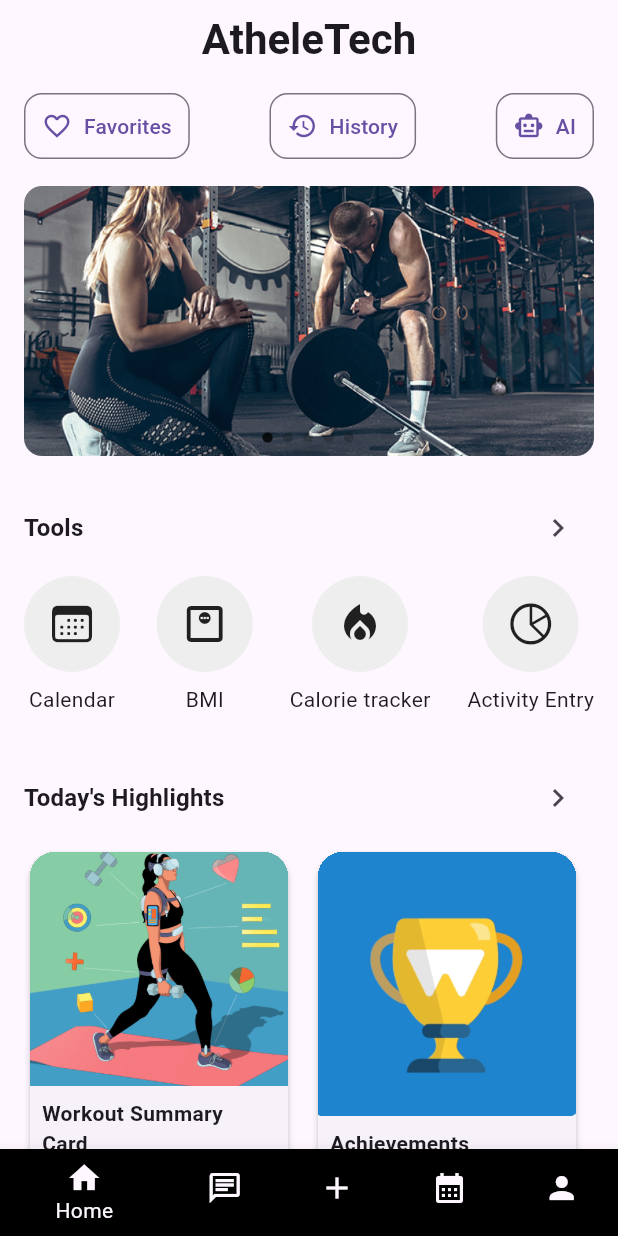
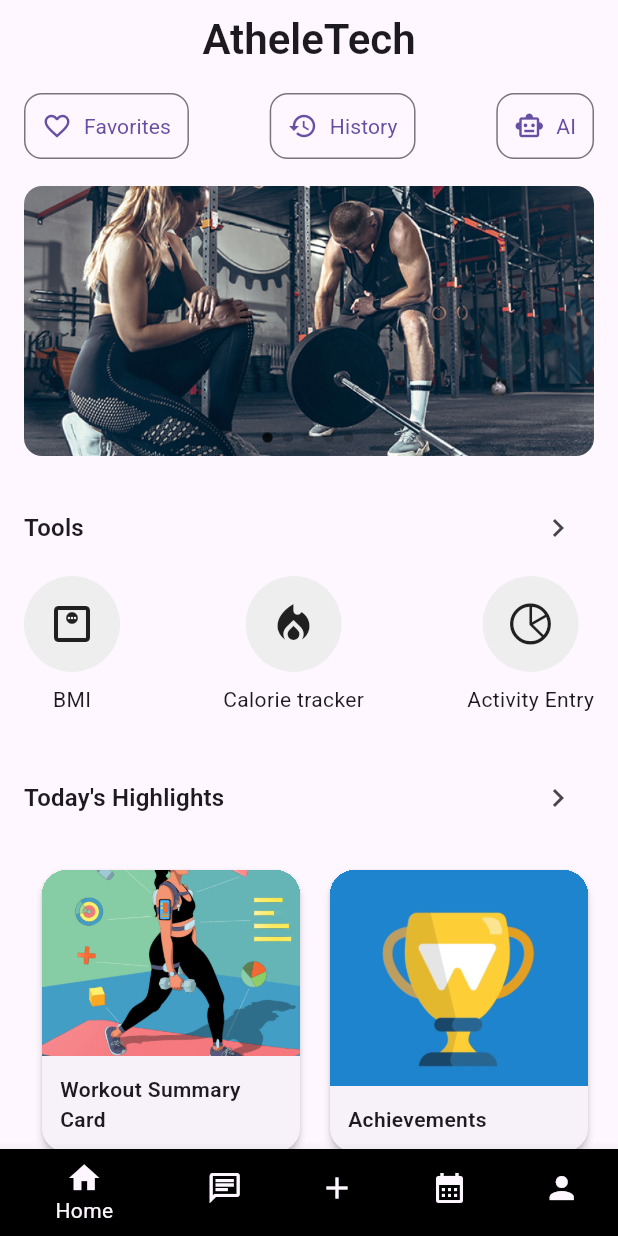
Before and after one commit to abbaskizil/CS310-Project, a Flutter app: the BottomNavigator screen opened by its route, on a phone screen of 412 x 824 dp. Run offline on Flutter 3.47's test engine with Material 3 defaults, Android fonts, the phone set to English and light mode, and no system bars; our stand-ins replace table_calendar; network calls fail.

Commit message:
fixed bugs

```diff
--- a/lib/screens/SplashScreen.dart
+++ b/lib/screens/SplashScreen.dart
@@ -1,6 +1,7 @@
 import 'package:flutter/material.dart';
 import 'dart:async';
 import 'sign_in_page.dart';
+import 'package:athletech/utilities/padding.dart';
 
 
 class AthleTechApp extends StatelessWidget {
@@ -90,7 +91,7 @@ class ModeButton extends StatelessWidget {
   @override
   Widget build(BuildContext context) {
     return Container(
-      padding: const EdgeInsets.symmetric(horizontal: 14, vertical: 8),
+      padding: AppPaddings.horizontal16Vertical8,
       decoration: BoxDecoration(
         color: Colors.blueGrey[800],
         borderRadius: BorderRadius.circular(20),
--- a/lib/screens/bottom_navigator.dart
+++ b/lib/screens/bottom_navigator.dart
@@ -1,5 +1,7 @@
+import 'package:athletech/screens/activity_entry_page.dart';
 import 'package:athletech/screens/calendar_day.dart';
 import 'package:athletech/screens/calendar_page.dart';
+import 'package:athletech/screens/chat_screen.dart';
 import 'package:athletech/screens/home_page.dart';
 import 'package:flutter/material.dart';
 import 'profile_page.dart';
@@ -24,12 +26,10 @@ class _BottomNavigatorState extends State<BottomNavigator> {
 
   final List<Widget> _pages = [
 
-    // TODO:: change placeholders to real screens when added.
     HomePage(),
-    Pagecalendar(),
-    Center(child: Text('Chat Page')),
+    ChatScreen(),
+    ActivityEntryApp(),
     CalendarPage(),
-
     ProfilePage(),
   ];
 
--- a/lib/screens/calendar_page.dart
+++ b/lib/screens/calendar_page.dart
@@ -1,6 +1,6 @@
 import 'package:flutter/material.dart';
 import 'package:table_calendar/table_calendar.dart';
-
+import 'package:athletech/utilities/padding.dart';
 
 class CalendarPage extends StatefulWidget {
   const CalendarPage({super.key});
@@ -36,7 +36,7 @@ class _CalendarPageState extends State<CalendarPage> {
     return Scaffold(
       appBar: AppBar(title: const Text('Calendar')),
       body: Padding(
-        padding: const EdgeInsets.all(16),
+        padding: AppPaddings.all16,
         child: Column(
           crossAxisAlignment: CrossAxisAlignment.start,
           children: [
--- a/lib/screens/calorie_tracker.dart
+++ b/lib/screens/calorie_tracker.dart
@@ -1,3 +1,4 @@
+import 'package:athletech/utilities/padding.dart';
 import 'package:flutter/material.dart';
 
 class CalorieEntry {
@@ -54,7 +55,7 @@ class _CalorieTrackerState extends State<CalorieTracker> {
         centerTitle: true,
       ),
       body: Padding(
-        padding: const EdgeInsets.all(16.0),
+        padding: AppPaddings.all16,
         child: Column(
           children: [
             // Input fields for new entry
--- a/lib/screens/home_page.dart
+++ b/lib/screens/home_page.dart
@@ -1,10 +1,10 @@
 import 'package:athletech/screens/calorie_tracker.dart';
 import 'package:flutter/cupertino.dart';
 import 'package:flutter/material.dart';
-
-import 'calendar_page.dart';
 import 'bmi_page.dart';
 import 'activity_entry_page.dart';
+import 'package:athletech/utilities/padding.dart';
+
 
 class HomePage extends StatelessWidget {
   const HomePage({super.key});
@@ -14,14 +14,11 @@ class HomePage extends StatelessWidget {
     final textTheme = Theme.of(context).textTheme;
 
     // A local helper to simplify icon → route mapping.
-    Widget tool(IconData icon, String label, Widget dest) => _ToolIcon(
-          icon: icon,
-          label: label,
-          onTap: () => Navigator.push(
-            context,
-            MaterialPageRoute(builder: (_) => dest),
-          ),
-        );
+    Widget tool(IconData icon, String label, String dest) => _ToolIcon(
+      icon: icon,
+      label: label,
+      onTap: () => Navigator.pushNamed(context, dest),
+    );
 
     return SafeArea(
       child: CustomScrollView(
@@ -35,15 +32,19 @@ class HomePage extends StatelessWidget {
                   Center(
                     child: Text(
                       'AtheleTech',
-                      style: textTheme.headlineMedium
-                          ?.copyWith(fontWeight: FontWeight.bold),
+                      style: textTheme.headlineMedium?.copyWith(
+                        fontWeight: FontWeight.bold,
+                      ),
                     ),
                   ),
                   const SizedBox(height: 16),
                   Row(
                     mainAxisAlignment: MainAxisAlignment.spaceBetween,
                     children: const [
-                      _ActionChip(icon: Icons.favorite_border, label: 'Favorites'),
+                      _ActionChip(
+                        icon: Icons.favorite_border,
+                        label: 'Favorites',
+                      ),
                       _ActionChip(icon: Icons.history, label: 'History'),
                       _ActionChip(icon: Icons.smart_toy_outlined, label: 'AI'),
                     ],
@@ -64,11 +65,17 @@ class HomePage extends StatelessWidget {
                   Row(
                     mainAxisAlignment: MainAxisAlignment.spaceBetween,
                     children: [
-                      tool(CupertinoIcons.calendar, 'Calendar', const CalendarPage()),
-                      tool(Icons.monitor_weight_outlined, 'BMI', const BmiPage()),
-                      tool(Icons.local_fire_department, 'Calorie tracker', const CalorieTracker()),
-                      tool(CupertinoIcons.chart_pie, 'Activity Entry',
-                      const ActivityEntryPage()),
+                      tool(Icons.monitor_weight_outlined, 'BMI', '/bmi'),
+                      tool(
+                        Icons.local_fire_department,
+                        'Calorie tracker',
+                        '/CalorieTracker',
+                      ),
+                      tool(
+                        CupertinoIcons.chart_pie,
+                        'Activity Entry',
+                        '/activity_entry',
+                      ),
                     ],
                   ),
                   const SizedBox(height: 32),
@@ -82,7 +89,7 @@ class HomePage extends StatelessWidget {
               height: 220,
               child: ListView(
                 scrollDirection: Axis.horizontal,
-                padding: const EdgeInsets.only(left: 16, right: 8),
+                padding: AppPaddings.all12,
                 children: const [
                   _HighlightCard(
                     asset: 'assets/workout_summary.png',
@@ -133,10 +140,9 @@ class _SectionHeader extends StatelessWidget {
       children: [
         Text(
           title,
-          style: Theme.of(context)
-              .textTheme
-              .titleMedium
-              ?.copyWith(fontWeight: FontWeight.w600),
+          style: Theme.of(
+            context,
+          ).textTheme.titleMedium?.copyWith(fontWeight: FontWeight.w600),
         ),
         IconButton(icon: const Icon(Icons.chevron_right), onPressed: onTap),
       ],
@@ -188,26 +194,26 @@ class _HighlightCard extends StatelessWidget {
   @override
   Widget build(BuildContext context) {
     return Padding(
-      padding: const EdgeInsets.only(right: 12),
+      padding: AppPaddings.onlyLeft12,
       child: SizedBox(
         width: 180,
         child: Card(
           elevation: 2,
           clipBehavior: Clip.hardEdge,
-          shape:
-              RoundedRectangleBorder(borderRadius: BorderRadius.circular(16)),
+          shape: RoundedRectangleBorder(
+            borderRadius: BorderRadius.circular(16),
+          ),
           child: Column(
             crossAxisAlignment: CrossAxisAlignment.stretch,
             children: [
               Expanded(child: Image.asset(asset, fit: BoxFit.cover)),
               Padding(
-                padding: const EdgeInsets.all(8),
+                padding: AppPaddings.all12,
                 child: Text(
                   title,
-                  style: Theme.of(context)
-                      .textTheme
-                      .bodyMedium
-                      ?.copyWith(fontWeight: FontWeight.w600),
+                  style: Theme.of(
+                    context,
+                  ).textTheme.bodyMedium?.copyWith(fontWeight: FontWeight.w600),
                 ),
               ),
             ],
--- /dev/null
+++ b/lib/utilities/padding.dart
@@ -0,0 +1,21 @@
+import 'package:flutter/material.dart';
+
+class AppPaddings {
+  static const EdgeInsets all8 = EdgeInsets.all(8.0);
+  static const EdgeInsets all12 = EdgeInsets.all(12.0);
+  static const EdgeInsets all16 = EdgeInsets.all(16.0);
+  static const EdgeInsets all24 = EdgeInsets.all(24.0);
+
+  static const EdgeInsets symmetricH16 = EdgeInsets.symmetric(horizontal: 16.0);
+  static const EdgeInsets symmetricH24 = EdgeInsets.symmetric(horizontal: 24.0);
+  static const EdgeInsets symmetricV12 = EdgeInsets.symmetric(vertical: 12.0);
+  static const EdgeInsets symmetricV16 = EdgeInsets.symmetric(vertical: 16.0);
+
+  static const EdgeInsets onlyTop16 = EdgeInsets.only(top: 16.0);
+  static const EdgeInsets onlyBottom20 = EdgeInsets.only(bottom: 20.0);
+  static const EdgeInsets onlyLeft12 = EdgeInsets.only(left: 12.0);
+  static const EdgeInsets onlyRight12 = EdgeInsets.only(right: 12.0);
+
+  static const EdgeInsets horizontal16Vertical8 = EdgeInsets.symmetric(horizontal: 16.0, vertical: 8.0);
+  static const EdgeInsets horizontal20Vertical12 = EdgeInsets.symmetric(horizontal: 20.0, vertical: 12.0);
+}
```
Also changed, not shown: lib/screens/activity_entry_page.dart (+6 -3 lines), lib/screens/bmi_page.dart (+4 -3 lines), lib/screens/calendar_day.dart (+65 -46 lines), lib/screens/chat_screen.dart (+3 -10 lines), lib/screens/profile_page.dart (+6 -4 lines), lib/screens/register_page.dart (+6 -4 lines), lib/screens/settings.dart (+25 -8 lines), lib/screens/sign_in_page.dart (+6 -1 lines), lib/utilities/styles.dart (+13 -6 lines), pubspec.yaml (+8 -6 lines), assets/fonts/Roboto-Italic.ttf (added), assets/fonts/Roboto-Regular.ttf (added), assets/fonts/Roboto-SemiBold.ttf (added).
